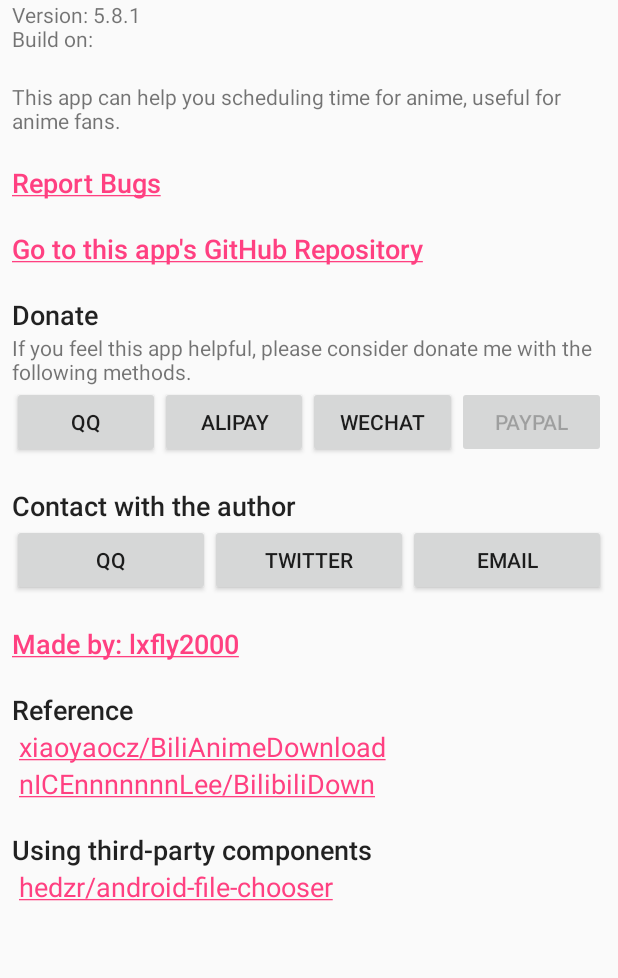
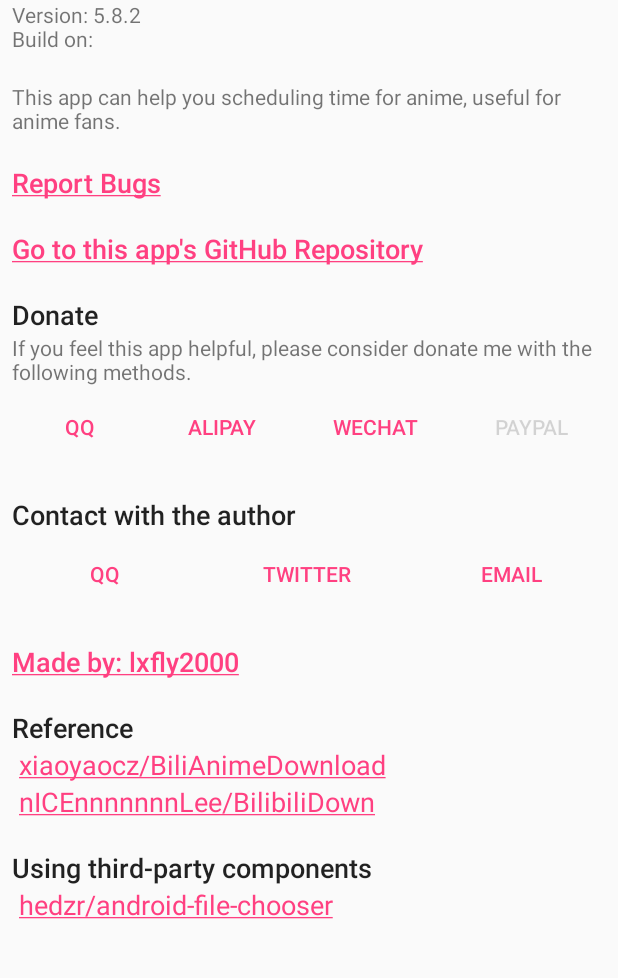
Before and after one commit to lxfly2000/AnimeSchedule, an Android app: the AboutActivity screen opened directly, with no data from a screen before it, on a phone screen of 412 x 824 dp, the part 145-1123 px from its top. Run offline under Robolectric (Android 15) with nearby library versions, the phone set to English and light mode, and no system bars.

Commit message:
Fix layouts. Maybe this is the final update.

```diff
--- a/app/build.gradle
+++ b/app/build.gradle
@@ -7,8 +7,8 @@ android {
         applicationId "com.lxfly2000.animeschedule"
         minSdkVersion 21
         targetSdkVersion 28
-        versionCode 130
-        versionName "5.8.1"
+        versionCode 131
+        versionName "5.8.2"
         testInstrumentationRunner "androidx.test.runner.AndroidJUnitRunner"
         buildConfigField "String", "BUILD_DATE", "\"" + new Date().format("yyyy-M-d") + "\""
     }
--- a/app/src/main/res/layout/activity_about.xml
+++ b/app/src/main/res/layout/activity_about.xml
@@ -63,27 +63,27 @@
             <LinearLayout
                     android:orientation="horizontal"
                     android:layout_width="match_parent"
-                    android:layout_height="match_parent">
+                    android:layout_height="match_parent" style="?buttonBarStyle">
                 <Button
                         android:text="@string/label_app_name_qq"
                         android:layout_width="wrap_content"
                         android:layout_height="wrap_content" android:id="@+id/buttonDonateQQ"
-                        android:layout_weight="1"/>
+                        android:layout_weight="1" style="?buttonBarButtonStyle"/>
                 <Button
                         android:text="@string/label_app_name_alipay"
                         android:layout_width="wrap_content"
                         android:layout_height="wrap_content" android:id="@+id/buttonDonateAlipay"
-                        android:layout_weight="1"/>
+                        android:layout_weight="1" style="?buttonBarButtonStyle"/>
                 <Button
                         android:text="@string/label_app_name_wechat"
                         android:layout_width="wrap_content"
                         android:layout_height="wrap_content" android:id="@+id/buttonDonateWechat"
-                        android:layout_weight="1"/>
+                        android:layout_weight="1" style="?buttonBarButtonStyle"/>
                 <Button
                         android:enabled="false" android:text="@string/label_app_name_paypal"
                         android:layout_width="wrap_content"
                         android:layout_height="wrap_content" android:id="@+id/buttonDonatePaypal"
-                        android:layout_weight="1"/>
+                        android:layout_weight="1" style="?buttonBarButtonStyle"/>
             </LinearLayout>
             <TextView
                     android:layout_width="match_parent"
@@ -96,22 +96,22 @@
             <LinearLayout
                     android:orientation="horizontal"
                     android:layout_width="match_parent"
-                    android:layout_height="match_parent">
+                    android:layout_height="match_parent" style="?buttonBarStyle">
                 <Button
                         android:text="@string/label_app_name_qq"
                         android:layout_width="wrap_content"
                         android:layout_height="wrap_content" android:id="@+id/buttonContactQQ"
-                        android:layout_weight="1"/>
+                        android:layout_weight="1" style="?buttonBarButtonStyle"/>
                 <Button
                         android:text="@string/label_app_name_twitter"
                         android:layout_width="wrap_content"
                         android:layout_height="wrap_content" android:id="@+id/buttonContactTwitter"
-                        android:layout_weight="1"/>
+                        android:layout_weight="1" style="?buttonBarButtonStyle"/>
                 <Button
                         android:text="@string/label_app_name_email"
                         android:layout_width="wrap_content"
                         android:layout_height="wrap_content" android:id="@+id/buttonContactEmail"
-                        android:layout_weight="1"/>
+                        android:layout_weight="1" style="?buttonBarButtonStyle"/>
             </LinearLayout>
             <TextView
                     android:layout_width="match_parent"
--- a/app/src/main/res/layout/activity_settings.xml
+++ b/app/src/main/res/layout/activity_settings.xml
@@ -54,7 +54,7 @@
                     android:layout_height="wrap_content" android:id="@+id/textView6"/>
             <TextView
                     android:layout_width="match_parent"
-                    android:layout_height="wrap_content" android:id="@+id/textBilibiliSavePath"
+                    android:layout_height="0dp" android:id="@+id/textBilibiliSavePath"
                     android:layout_weight="1" android:textAppearance="@style/TextAppearance.AppCompat.Body1"
                     android:textSize="18sp" android:text="@string/label_bilibili_download_path"/>
             <TextView
--- a/app/src/main/res/layout/dialog_edit_watched_episodes_checklist.xml
+++ b/app/src/main/res/layout/dialog_edit_watched_episodes_checklist.xml
@@ -26,7 +26,7 @@
                 android:layout_height="wrap_content" android:id="@+id/textDialogRank"/>
         <RatingBar
                 android:layout_width="wrap_content"
-                android:layout_height="wrap_content" android:id="@+id/ratingDialogRank" android:numStars="5"
+                android:layout_height="match_parent" android:id="@+id/ratingDialogRank" android:numStars="5"
                 android:stepSize="1" style="@style/Widget.AppCompat.RatingBar.Small" android:isIndicator="false"/>
     </LinearLayout>
 </LinearLayout>
--- a/app/src/main/res/layout/dialog_edit_watched_episodes_flexbox.xml
+++ b/app/src/main/res/layout/dialog_edit_watched_episodes_flexbox.xml
@@ -34,7 +34,7 @@
                 android:layout_height="wrap_content" android:id="@+id/textDialogRank"/>
         <RatingBar
                 android:layout_width="wrap_content"
-                android:layout_height="wrap_content" android:id="@+id/ratingDialogRank" android:numStars="5"
+                android:layout_height="match_parent" android:id="@+id/ratingDialogRank" android:numStars="5"
                 android:stepSize="1" style="@android:style/Widget.DeviceDefault.Light.RatingBar.Small"
                 android:isIndicator="false"/>
     </LinearLayout>
```
Also changed, not shown: app/src/main/res/layout/anime_detail_dialog.xml (+1 -6 lines), app/src/main/res/layout/dialog_bilibili_download.xml (+7 -8 lines), app/src/main/res/layout/dialog_edit_anime.xml (+11 -16 lines).
